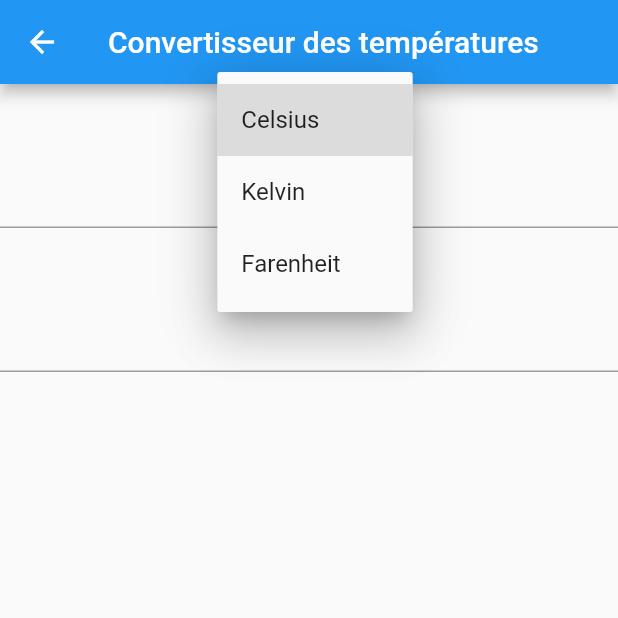
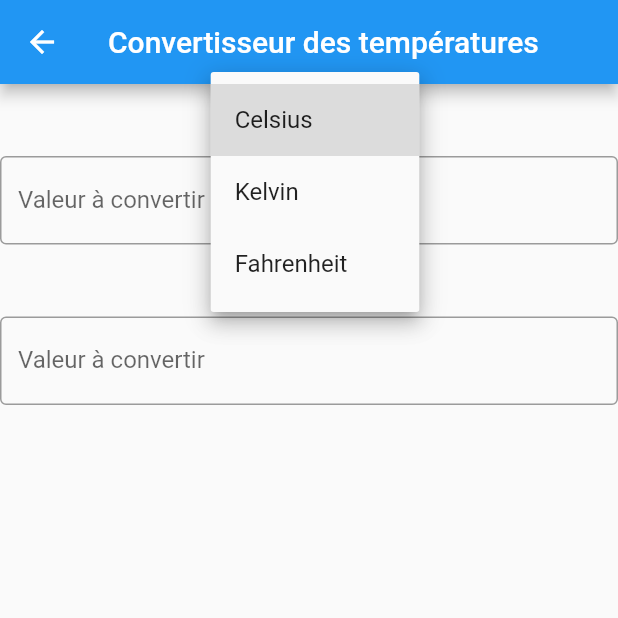
Before and after one commit to MJ-adax/Converter-Project-Flutter, a Flutter app: the DegreeConverterPage screen opened directly, after a tap on "Celsius", on a phone screen of 412 x 824 dp, the top half of it. Run offline on Flutter 3.47's test engine with Material 2 defaults, Android fonts, the phone set to English and light mode, and no system bars.

Commit message:
degree feature

```diff
--- a/calculator_app/lib/utilitaires/degreeConverter.dart
+++ b/calculator_app/lib/utilitaires/degreeConverter.dart
@@ -12,30 +12,47 @@ class DegreeConverterPage extends StatefulWidget  {
 
 class _DegreeConverterPageState extends State<DegreeConverterPage> {
 
-  String dropdownValue = 'Celsius';
-  String dropdownValue2 = 'Kelvin';
+  var tempFormat = [
+    'Celsius',
+    'Kelvin',
+    'Fahrenheit'
+  ];
+
   var myController1 = TextEditingController();
+  var dropdownValue = 'Celsius';
+  var firstFieldResultValue = '0';
+
   var myController2 = TextEditingController();
-  num dValue = 0;
-  num cValue = 0;
-  num kValue = 0;
-  num fValue = 0;
+  var dropdownValue2 = 'Kelvin';
+  var secondFieldResultValue = '273.15';
+
+  String tempTranslate(String baseValue, String formatToTranslate, String formatTranslated){
+
+    if(formatToTranslate == 'Celsius' && formatTranslated == 'Kelvin'){
+     return (num.parse(baseValue)+ 273.15 ).toString();
+    }
+    else if(formatToTranslate == 'Celsius' && formatTranslated == 'Fahrenheit'){
+      return (num.parse(baseValue)*(9/5) +32).toString();
+    }
+
+    else if(formatToTranslate == 'Fahrenheit' && formatTranslated == 'Celsius'){
+      return ((num.parse(baseValue)-32)*(5/9) ).toString();
+    }
+    else if(formatToTranslate == 'Fahrenheit' && formatTranslated == 'Kelvin'){
+      return ((num.parse(baseValue)-32)*(5/9)+273.15 ).toString();
+    }
+
+    else if(formatToTranslate == 'Kelvin' && formatTranslated == 'Fahrenheit'){
+      return ((num.parse(baseValue)- 273.15)*(9/5)+32 ).toString();
+    }
+    else if(formatToTranslate == 'Kelvin' && formatTranslated == 'Celsius'){
+      return (num.parse(baseValue)- 273.15 ).toString();
+    }
+    else {return baseValue;}
+
+  }
 
 
-
-//   void stringToDouble(tValue) {
-//     dValue = double.parse(tValue);
-//  }
-//
-//
-//   resultatDansTextfield2(value){
-//     myController2.text = '$kValue' ;
-// }
- celsiusToKelvin(String tValue){
-    dValue = num.parse('$tValue');
-    kValue = dValue + 273.15;
-    myController2.text = kValue.toStringAsFixed(2);
-  }
 
 
 
@@ -61,46 +78,58 @@ class _DegreeConverterPageState extends State<DegreeConverterPage> {
         child: Column(
           children : <Widget>[
             DropdownButton<String>(
+
               value: dropdownValue,
-              icon: Icon(Icons.arrow_downward),
-              iconSize: 24,
-              elevation: 16,
-              onChanged: (String? newValue){
+              onChanged: (String? selectedValue) {
                 setState(() {
-                  dropdownValue = newValue!;
+                  dropdownValue = selectedValue!;
+                  secondFieldResultValue = tempTranslate(
+                    firstFieldResultValue,
+                    dropdownValue,
+                    dropdownValue2
+                  );
+                  myController2.text = secondFieldResultValue;
                 });
                 },
-              items: <String>['Celsius', 'Kelvin', 'Farenheit']
+                items: tempFormat
                     .map<DropdownMenuItem<String>>((String value) {
                    return DropdownMenuItem<String>(
                       value: value,
                       child: Text(value),
                     );
-              })
-              .toList(),
-
-            ),
+                  }).toList()),
             TextField(
               controller: myController1,
-            //  onChanged: celsiusToKelvin(myController1.text),
-
-
-
-
-
-
+              decoration: InputDecoration(
+                border: OutlineInputBorder(),
+                labelText: 'Valeur à convertir',
+              ),
+              onChanged: (String? inputValue){
+                setState((){
+                  firstFieldResultValue = inputValue!;
+                  secondFieldResultValue = tempTranslate(
+                      firstFieldResultValue,
+                      dropdownValue,
+                      dropdownValue2
+                  );
+                  myController2.text = secondFieldResultValue;
+                });
+              },
             ),
             DropdownButton<String>(
               value: dropdownValue2,
-              icon: Icon(Icons.arrow_downward),
-              iconSize: 24,
-              elevation: 16,
-              onChanged: (String? newValue2){
+              onChanged: (String? selectedValue) {
                 setState(() {
-                  dropdownValue2 = newValue2!;
+                  dropdownValue2 = selectedValue!;
+                  firstFieldResultValue = tempTranslate(
+                      secondFieldResultValue,
+                      dropdownValue2,
+                      dropdownValue
+                  );
+                  myController1.text = firstFieldResultValue;
                 });
               },
-              items: <String>['Celsius', 'Kelvin', 'Farenheit']
+              items: tempFormat
                   .map<DropdownMenuItem<String>>((String value2) {
                 return DropdownMenuItem<String>(
                   value: value2,
@@ -113,27 +142,23 @@ class _DegreeConverterPageState extends State<DegreeConverterPage> {
 
             TextField(
               controller: myController2,
-          //    onChanged: celsiusToKelvin(myController2.text),
-
-
-
-
-
-
+              decoration: InputDecoration(
+                border: OutlineInputBorder(),
+                labelText: 'Valeur à convertir',
+              ),
+              onChanged: (String? inputValue){
+                setState((){
+                  secondFieldResultValue = inputValue!;
+                  firstFieldResultValue = tempTranslate(
+                      secondFieldResultValue,
+                      dropdownValue2,
+                      dropdownValue
+                  );
+                  myController1.text = firstFieldResultValue;
+                });
+              },
             ),
 
-
-
-
-            // ElevatedButton(
-            //   child: Text('convert'),
-            //   onPressed: () => {
-            //     celsiusToKelvin(myController1.text),
-            //
-            //
-            //   },
-            //
-            // ),
           ],
         ),
       ),
```
Lines whose indentation alone changed are shown as unchanged.
